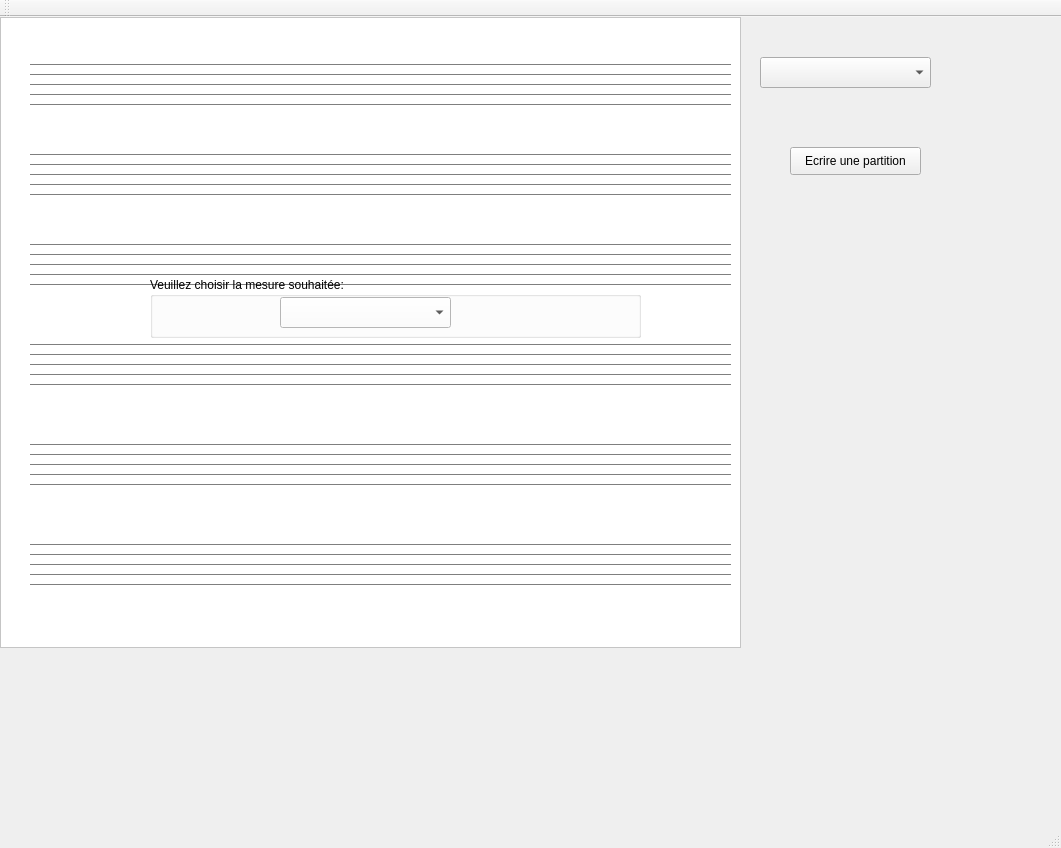
This is mainwindow.ui in DepinfoCamille/ProjetMusiqueQt2 as Qt 5 draws it before an edit. The edited form follows.
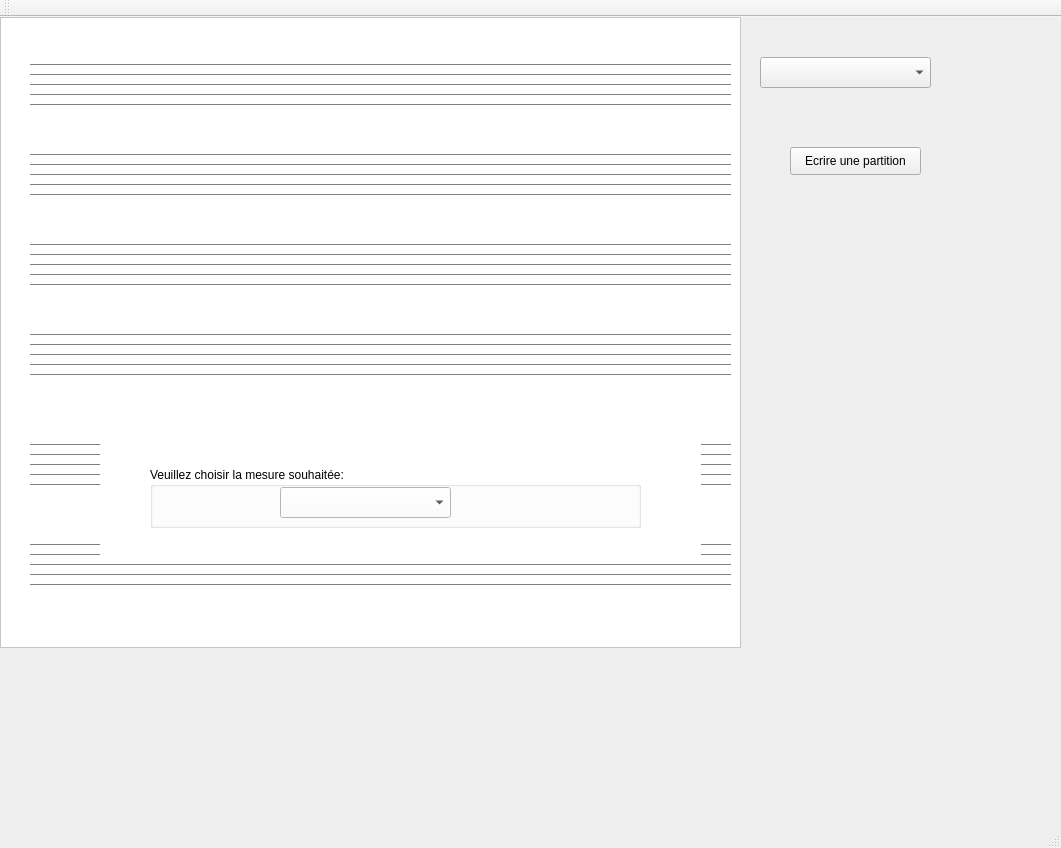
This is the edited form.

Diff of the .ui file:
```diff
--- a/mainwindow.ui
+++ b/mainwindow.ui
@@ -649,19 +649,6 @@
      <property name="geometry">
       <rect>
        <x>30</x>
-       <y>360</y>
-       <width>701</width>
-       <height>16</height>
-      </rect>
-     </property>
-     <property name="orientation">
-      <enum>Qt::Horizontal</enum>
-     </property>
-    </widget>
-    <widget class="Line" name="line_47">
-     <property name="geometry">
-      <rect>
-       <x>30</x>
        <y>350</y>
        <width>701</width>
        <height>16</height>
@@ -671,11 +658,24 @@
       <enum>Qt::Horizontal</enum>
      </property>
     </widget>
+    <widget class="Line" name="line_47">
+     <property name="geometry">
+      <rect>
+       <x>30</x>
+       <y>340</y>
+       <width>701</width>
+       <height>16</height>
+      </rect>
+     </property>
+     <property name="orientation">
+      <enum>Qt::Horizontal</enum>
+     </property>
+    </widget>
     <widget class="Line" name="line_48">
      <property name="geometry">
       <rect>
        <x>30</x>
-       <y>320</y>
+       <y>310</y>
        <width>701</width>
        <height>16</height>
       </rect>
@@ -688,7 +688,7 @@
      <property name="geometry">
       <rect>
        <x>30</x>
-       <y>330</y>
+       <y>320</y>
        <width>701</width>
        <height>16</height>
       </rect>
@@ -701,7 +701,7 @@
      <property name="geometry">
       <rect>
        <x>30</x>
-       <y>340</y>
+       <y>330</y>
        <width>701</width>
        <height>16</height>
       </rect>
@@ -878,11 +878,14 @@
      <property name="geometry">
       <rect>
        <x>100</x>
-       <y>220</y>
+       <y>410</y>
        <width>601</width>
        <height>131</height>
       </rect>
      </property>
+     <property name="autoFillBackground">
+      <bool>true</bool>
+     </property>
      <property name="currentIndex">
       <number>0</number>
      </property>
```
